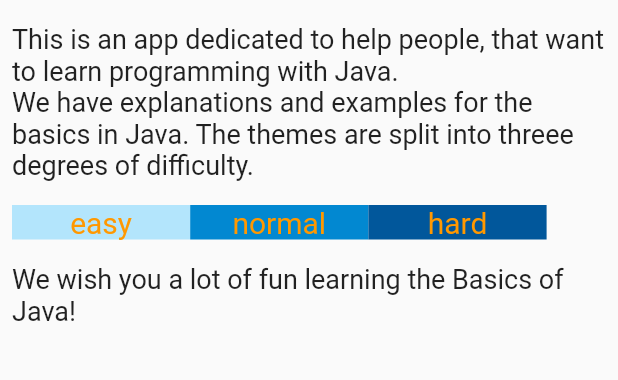
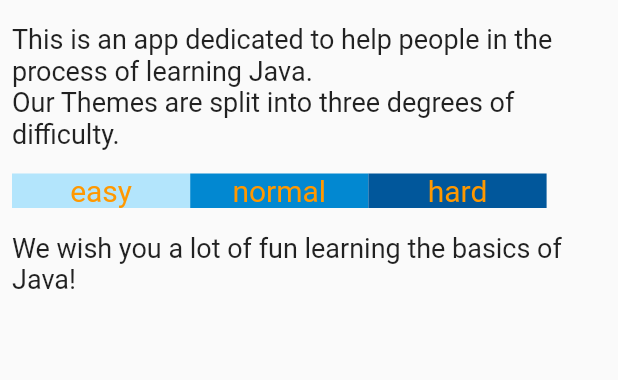
Before and after one commit to xPazone/java_for_beginners_app, a Flutter app: the screen it shows after launch, after a tap on "Introduction", on a phone screen of 412 x 824 dp, the part 131-511 px from its top. Run offline on Flutter 3.47's test engine with Material 2 defaults, Android fonts, the phone set to English and light mode, and no system bars.

Commit message:
Version 1.3.1 Another small font size fix

```diff
--- a/lib/screens/introduction_screen.dart
+++ b/lib/screens/introduction_screen.dart
@@ -28,7 +28,7 @@ class _IntroductionState extends State<Introduction> {
               alignment: Alignment.centerLeft,
               padding: const EdgeInsets.all(8.0),
               child: Text(
-                'This is an app dedicated to help people, that want to learn programming with Java.\nWe have explanations and examples for the basics in Java. The themes are split into threee degrees of difficulty.',
+                'This is an app dedicated to help people in the process of learning Java.\nOur Themes are split into three degrees of difficulty.',
                 style: TextStyle(fontSize: 18),
               ),
             ),
@@ -65,7 +65,7 @@ class _IntroductionState extends State<Introduction> {
               alignment: Alignment.centerLeft,
               padding: const EdgeInsets.all(8.0),
               child: Text(
-                'We wish you a lot of fun learning the Basics of Java!',
+                'We wish you a lot of fun learning the basics of Java!',
                 style: TextStyle(fontSize: 18),
               ),
             ),
--- a/lib/screens/javamethods_screen.dart
+++ b/lib/screens/javamethods_screen.dart
@@ -77,7 +77,7 @@ class _JavaMethodsState extends State<JavaMethods> {
               padding: const EdgeInsets.all(8.0),
               child: Text(
                 'To call a method in Java, write the method\'s name followed by two parentheses () and a semicolon;\n\nIn the following example, myMethod() is used to print a text (the action), when it is called:',
-                style: TextStyle(fontSize: 20),
+                style: TextStyle(fontSize: 16),
               ),
             ),
             Container(
```
